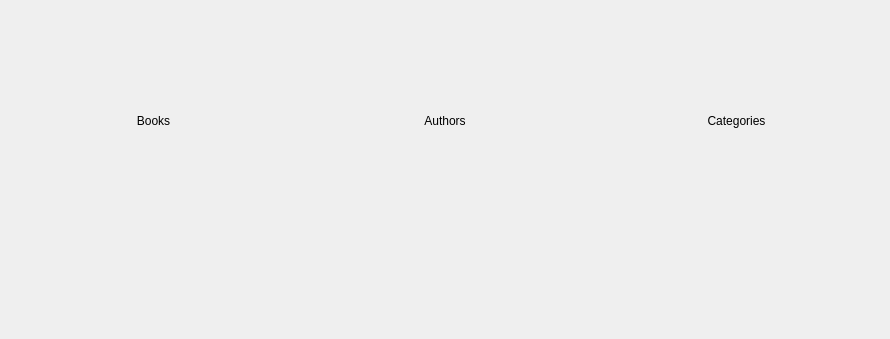
Before: the Qt Designer form assets/XML/statistics_window.ui in nisaia/P-yQt-ersonal-management-system, drawn with Qt 5; both pictures show x 0 to 890 and y 0 to 339 of the 890 by 730 pixel window.
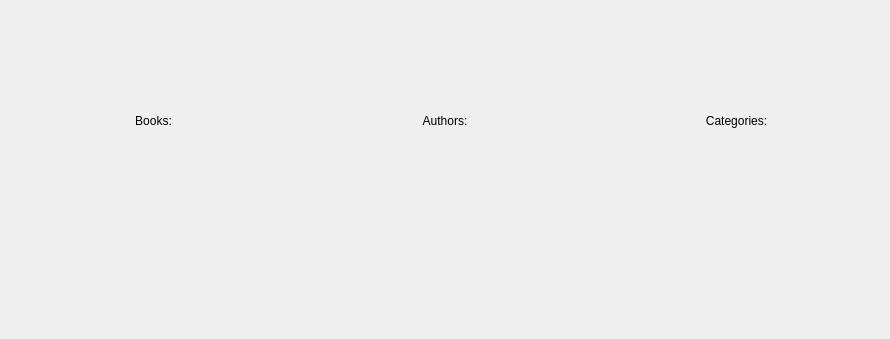
After: the same form once the commit is applied.

```diff
--- a/assets/XML/statistics_window.ui
+++ b/assets/XML/statistics_window.ui
@@ -19,7 +19,7 @@
      <item row="0" column="2">
       <widget class="QLabel" name="categories_labes">
        <property name="text">
-        <string>Categories</string>
+        <string>Categories:</string>
        </property>
        <property name="alignment">
         <set>Qt::AlignCenter</set>
@@ -29,7 +29,7 @@
      <item row="0" column="1">
       <widget class="QLabel" name="authors_label">
        <property name="text">
-        <string>Authors</string>
+        <string>Authors:</string>
        </property>
        <property name="alignment">
         <set>Qt::AlignCenter</set>
@@ -69,7 +69,7 @@
      <item row="0" column="0">
       <widget class="QLabel" name="books_label">
        <property name="text">
-        <string>Books</string>
+        <string>Books:</string>
        </property>
        <property name="alignment">
         <set>Qt::AlignCenter</set>
```
